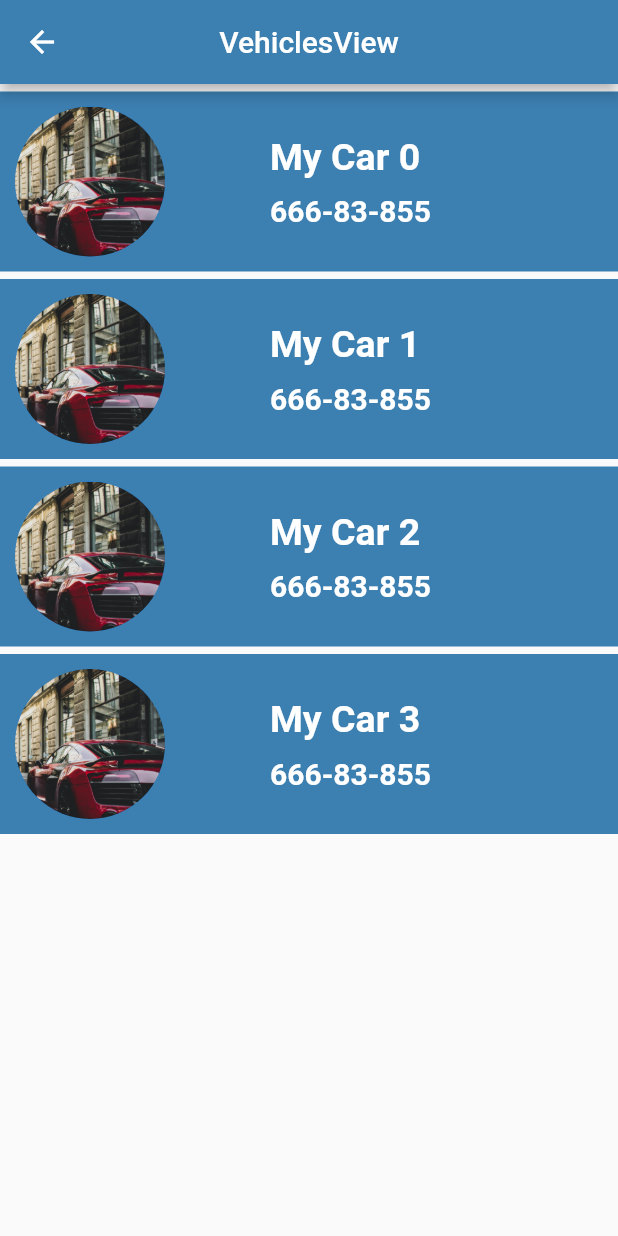
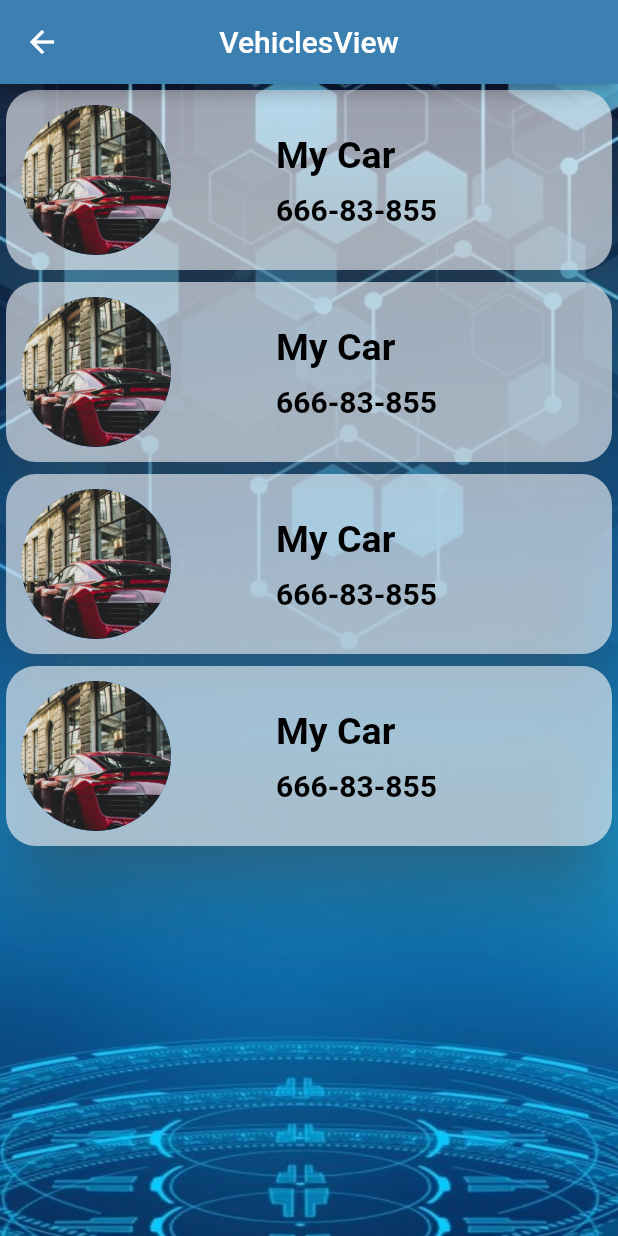
Before and after one commit to musfiqshanta/plug-play, a Flutter app: the VehiclesView screen opened by its route, on a phone screen of 412 x 824 dp. Run offline on Flutter 3.47's test engine with Material 2 defaults, Android fonts, the phone set to English and light mode, and no system bars; drawn by our look-alikes of flutter_slidable; our stand-ins replace flutter_rating_bar, font_awesome_flutter, get; missing offline and left inert: fluid_bottom_nav_bar.

Commit message:
Finial design ready

```diff
--- a/lib/app/modules/addCar/views/add_car_view.dart
+++ b/lib/app/modules/addCar/views/add_car_view.dart
@@ -1,8 +1,6 @@
 import 'package:flutter/material.dart';
 import 'package:flutter/services.dart';
-
 import 'package:get/get.dart';
-
 import '../../signIn/views/sign_in_view.dart';
 import '../controllers/add_car_controller.dart';
 
@@ -40,11 +38,31 @@ class AddCarView extends GetView<AddCarController> {
                   style: TextStyle(color: Colors.black),
                 ),
                 const SizedBox(
-                  height: 35,
+                  height: 20,
                 ),
 
+                Stack(
+                  clipBehavior: Clip.none,
+                  children: [
+                    CircleAvatar(
+                        radius: 50,
+                        backgroundImage: AssetImage("assets/img/car.jpg")),
+                    Positioned(
+                      left: 65,
+                      child: IconButton(
+                          onPressed: () {},
+                          icon: Icon(
+                            Icons.camera_alt_outlined,
+                            size: 40,
+                          )),
+                    )
+                  ],
+                ),
+
+                const SizedBox(
+                  height: 30,
+                ),
                 TextField(
-                  readOnly: true,
                   controller: TextEditingController(text: "Tesla"),
                   decoration: InputDecoration(
                       label: Text("Vehicle Model"),
--- a/lib/app/modules/home/views/home_view.dart
+++ b/lib/app/modules/home/views/home_view.dart
@@ -1,8 +1,6 @@
 import 'package:flutter/material.dart';
-
 import 'package:get/get.dart';
 import 'package:plugandplay/main.dart';
-
 import '../../stationDetails/views/station_details_view.dart';
 import '../controllers/home_controller.dart';
 
--- /dev/null
+++ b/lib/app/modules/vehicles/views/car_card.dart
@@ -0,0 +1,103 @@
+import 'package:flutter/material.dart';
+import 'package:get/get.dart';
+import 'package:flutter_slidable/flutter_slidable.dart';
+import '../controllers/vehicles_controller.dart';
+
+class CarCard extends StatelessWidget {
+  const CarCard({
+    super.key,
+  });
+
+  @override
+  Widget build(BuildContext context) {
+    return Card(
+      child: Slidable(
+          startActionPane: ActionPane(motion: DrawerMotion(), children: [
+            SlidableAction(
+              onPressed: (context) {
+                // print(key);
+              },
+              backgroundColor: Color(0xffe74c3c),
+              foregroundColor: Colors.white,
+              icon: Icons.delete_sharp,
+              label: 'Delete',
+              borderRadius: BorderRadius.only(
+                  topLeft: Radius.circular(20),
+                  bottomLeft: Radius.circular(20)),
+            ),
+            SlidableAction(
+              onPressed: (context) {},
+              backgroundColor: Color(0xff27ae60),
+              foregroundColor: Colors.white,
+              icon: Icons.edit,
+              label: 'Edit',
+            ),
+          ]),
+          endActionPane: ActionPane(
+            motion: ScrollMotion(),
+            children: [
+              SlidableAction(
+                onPressed: (context) {
+                  // print(key);
+                },
+                backgroundColor: Color(0xffe74c3c),
+                foregroundColor: Colors.white,
+                icon: Icons.delete_sharp,
+                label: 'Delete',
+              ),
+              SlidableAction(
+                onPressed: (context) {},
+                backgroundColor: Color(0xff27ae60),
+                foregroundColor: Colors.white,
+                icon: Icons.edit,
+                label: 'Edit',
+                borderRadius: BorderRadius.only(
+                    topRight: Radius.circular(20),
+                    bottomRight: Radius.circular(20)),
+              ),
+            ],
+          ),
+          child: Container(
+              clipBehavior: Clip.none,
+              child: Padding(
+                padding: const EdgeInsets.all(10.0),
+                child: Row(
+                  mainAxisAlignment: MainAxisAlignment.start,
+                  children: [
+                    const CircleAvatar(
+                      radius: 50,
+                      backgroundImage: AssetImage("assets/img/car.jpg"),
+                    ),
+                    const SizedBox(
+                      width: 70,
+                    ),
+                    Column(
+                      mainAxisAlignment: MainAxisAlignment.start,
+                      crossAxisAlignment: CrossAxisAlignment.start,
+                      children: [
+                        Text(
+                          "My Car",
+                          style: const TextStyle(
+                              fontSize: 25,
+                              fontWeight: FontWeight.bold,
+                              color: Colors.black),
+                        ),
+                        const SizedBox(
+                          height: 10,
+                        ),
+                        const Text(
+                          "666-83-855",
+                          style: TextStyle(
+                            fontSize: 20,
+                            fontWeight: FontWeight.bold,
+                            color: Colors.black,
+                          ),
+                        ),
+                      ],
+                    )
+                  ],
+                ),
+              ))),
+    );
+  }
+}
--- a/lib/app/modules/vehicles/views/vehicles_view.dart
+++ b/lib/app/modules/vehicles/views/vehicles_view.dart
@@ -1,6 +1,7 @@
 import 'package:flutter/material.dart';
 import 'package:get/get.dart';
 import 'package:flutter_slidable/flutter_slidable.dart';
+import 'package:plugandplay/app/modules/vehicles/views/car_card.dart';
 import '../controllers/vehicles_controller.dart';
 
 class VehiclesView extends GetView<VehiclesController> {
@@ -12,99 +13,19 @@ class VehiclesView extends GetView<VehiclesController> {
         title: const Text('VehiclesView'),
         centerTitle: true,
       ),
-      body: Center(
-          child: ListView.builder(
-              itemCount: 4,
-              itemBuilder: (context, index) {
-                return Container(
-                  margin: EdgeInsets.only(top: 5),
-                  child: Slidable(
-                      startActionPane:
-                          ActionPane(motion: DrawerMotion(), children: [
-                        SlidableAction(
-                          onPressed: (context) {
-                            // print(key);
-                          },
-                          backgroundColor: Color(0xffe74c3c),
-                          foregroundColor: Colors.white,
-                          icon: Icons.delete_sharp,
-                          label: 'Delete',
-                        ),
-                        SlidableAction(
-                          onPressed: (context) {},
-                          backgroundColor: Color(0xff27ae60),
-                          foregroundColor: Colors.white,
-                          icon: Icons.edit,
-                          label: 'Edit',
-                        ),
-                      ]),
-                      endActionPane: ActionPane(
-                        motion: ScrollMotion(),
-                        children: [
-                          SlidableAction(
-                            onPressed: (context) {
-                              // print(key);
-                            },
-                            backgroundColor: Color(0xffe74c3c),
-                            foregroundColor: Colors.white,
-                            icon: Icons.delete_sharp,
-                            label: 'Delete',
-                          ),
-                          SlidableAction(
-                            onPressed: (context) {},
-                            backgroundColor: Color(0xff27ae60),
-                            foregroundColor: Colors.white,
-                            icon: Icons.edit,
-                            label: 'Edit',
-                          ),
-                        ],
-                      ),
-                      child: Container(
-                          clipBehavior: Clip.none,
-                          decoration: BoxDecoration(
-                            color: Get.theme.primaryColor,
-                          ),
-                          child: Padding(
-                            padding: const EdgeInsets.all(10.0),
-                            child: Row(
-                              mainAxisAlignment: MainAxisAlignment.start,
-                              children: [
-                                CircleAvatar(
-                                  radius: 50,
-                                  backgroundImage:
-                                      AssetImage("assets/img/car.jpg"),
-                                ),
-                                SizedBox(
-                                  width: 70,
-                                ),
-                                Column(
-                                  mainAxisAlignment: MainAxisAlignment.start,
-                                  crossAxisAlignment: CrossAxisAlignment.start,
-                                  children: [
-                                    Text(
-                                      "My Car $index",
-                                      style: TextStyle(
-                                        fontSize: 25,
-                                        fontWeight: FontWeight.bold,
-                                      ),
-                                    ),
-                                    SizedBox(
-                                      height: 10,
-                                    ),
-                                    Text(
-                                      "666-83-855",
-                                      style: TextStyle(
-                                        fontSize: 20,
-                                        fontWeight: FontWeight.bold,
-                                      ),
-                                    ),
-                                  ],
-                                )
-                              ],
-                            ),
-                          ))),
-                );
-              })),
+      body: Container(
+        height: double.infinity,
+        width: double.infinity,
+        decoration: BoxDecoration(
+            image: DecorationImage(
+                image: AssetImage("assets/img/bg1.jpeg"), fit: BoxFit.cover)),
+        child: Center(
+            child: ListView.builder(
+                itemCount: 4,
+                itemBuilder: (context, index) {
+                  return CarCard();
+                })),
+      ),
     );
   }
 }
```
